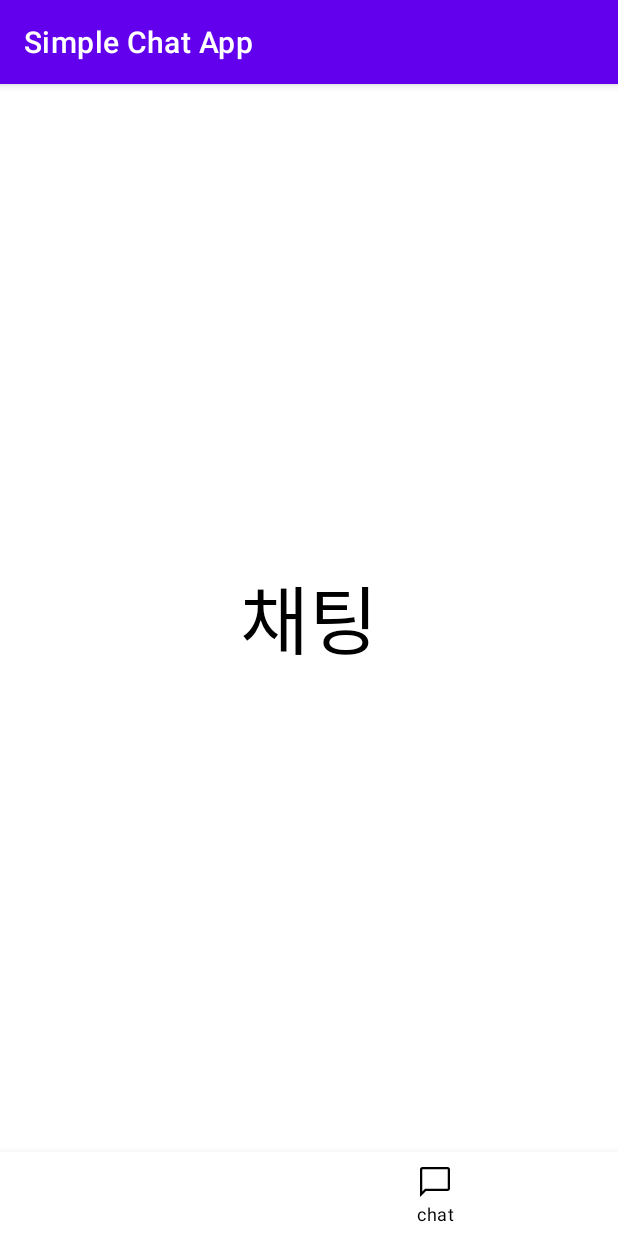
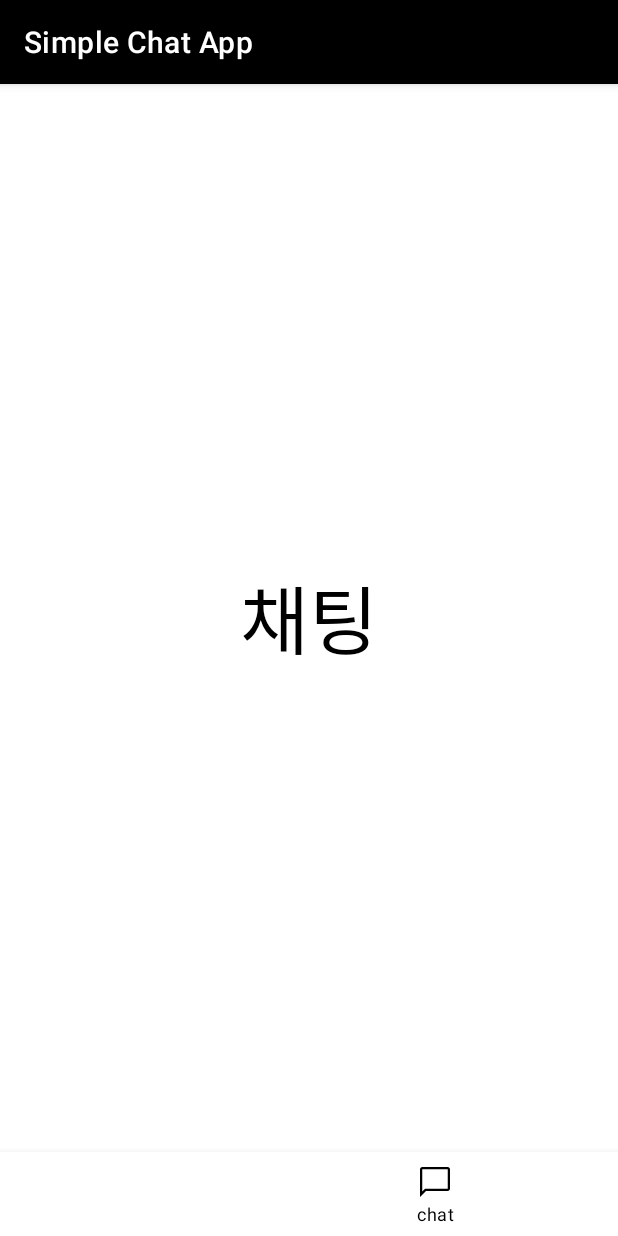
Before and after one commit to growbook91/SimpleChatApp, an Android app: the screen it shows after launch (MainActivity), on a phone screen of 412 x 824 dp. Run offline under Robolectric (Android 15) with nearby library versions, the phone set to English and light mode, and no system bars.

Commit message:
primary color is changed to black

```diff
--- a/app/src/main/res/values-night/themes.xml
+++ b/app/src/main/res/values-night/themes.xml
@@ -2,13 +2,13 @@
     <!-- Base application theme. -->
     <style name="Theme.SimpleChatApp" parent="Theme.MaterialComponents.DayNight.DarkActionBar">
         <!-- Primary brand color. -->
-        <item name="colorPrimary">@color/purple_200</item>
-        <item name="colorPrimaryVariant">@color/purple_700</item>
-        <item name="colorOnPrimary">@color/black</item>
+        <item name="colorPrimary">@color/black</item>
+        <item name="colorPrimaryVariant">@color/black</item>
+        <item name="colorOnPrimary">@color/white</item>
         <!-- Secondary brand color. -->
-        <item name="colorSecondary">@color/teal_200</item>
-        <item name="colorSecondaryVariant">@color/teal_200</item>
-        <item name="colorOnSecondary">@color/black</item>
+        <item name="colorSecondary">@color/gray_700</item>
+        <item name="colorSecondaryVariant">@color/gray_700</item>
+        <item name="colorOnSecondary">@color/white</item>
         <!-- Status bar color. -->
         <item name="android:statusBarColor">?attr/colorPrimaryVariant</item>
         <!-- Customize your theme here. -->
--- a/app/src/main/res/values/colors.xml
+++ b/app/src/main/res/values/colors.xml
@@ -1,10 +1,6 @@
 <?xml version="1.0" encoding="utf-8"?>
 <resources>
-    <color name="purple_200">#FFBB86FC</color>
-    <color name="purple_500">#FF6200EE</color>
-    <color name="purple_700">#FF3700B3</color>
-    <color name="teal_200">#FF03DAC5</color>
-    <color name="teal_700">#FF018786</color>
+    <color name="gray_700">#616161</color>
     <color name="black">#FF000000</color>
     <color name="white">#FFFFFFFF</color>
 </resources>
--- a/app/src/main/res/values/themes.xml
+++ b/app/src/main/res/values/themes.xml
@@ -2,13 +2,13 @@
     <!-- Base application theme. -->
     <style name="Theme.SimpleChatApp" parent="Theme.MaterialComponents.DayNight.DarkActionBar">
         <!-- Primary brand color. -->
-        <item name="colorPrimary">@color/purple_500</item>
-        <item name="colorPrimaryVariant">@color/purple_700</item>
+        <item name="colorPrimary">@color/black</item>
+        <item name="colorPrimaryVariant">@color/black</item>
         <item name="colorOnPrimary">@color/white</item>
         <!-- Secondary brand color. -->
-        <item name="colorSecondary">@color/teal_200</item>
-        <item name="colorSecondaryVariant">@color/teal_700</item>
-        <item name="colorOnSecondary">@color/black</item>
+        <item name="colorSecondary">@color/gray_700</item>
+        <item name="colorSecondaryVariant">@color/gray_700</item>
+        <item name="colorOnSecondary">@color/white</item>
         <!-- Status bar color. -->
         <item name="android:statusBarColor">?attr/colorPrimaryVariant</item>
         <!-- Customize your theme here. -->
```
